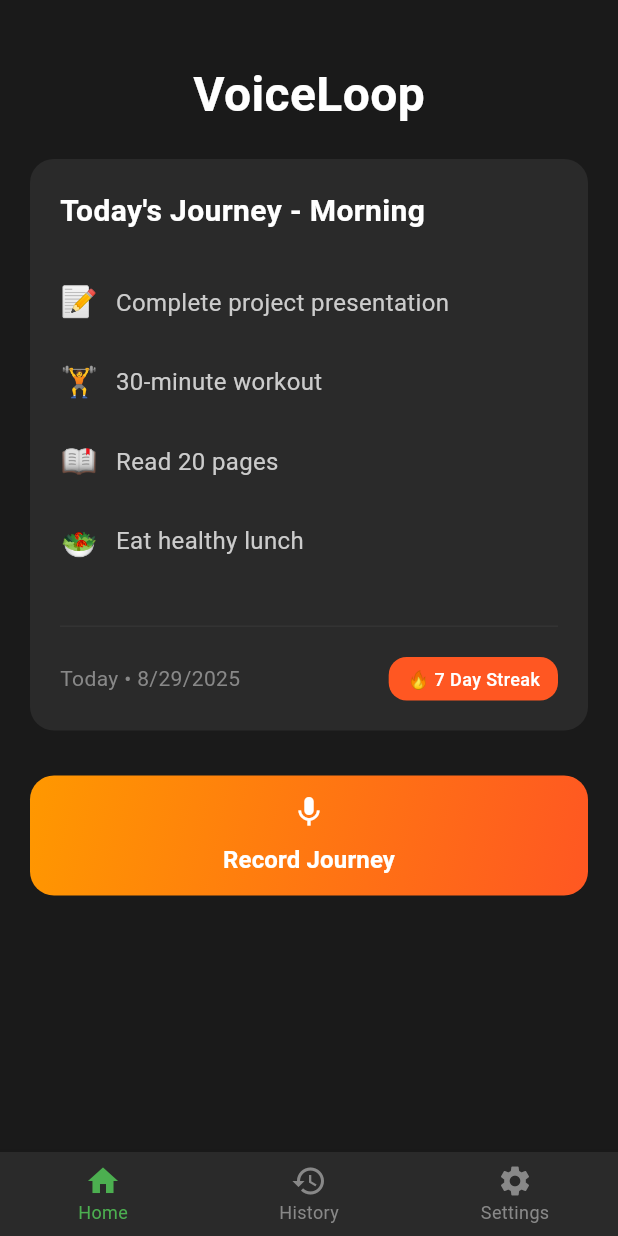
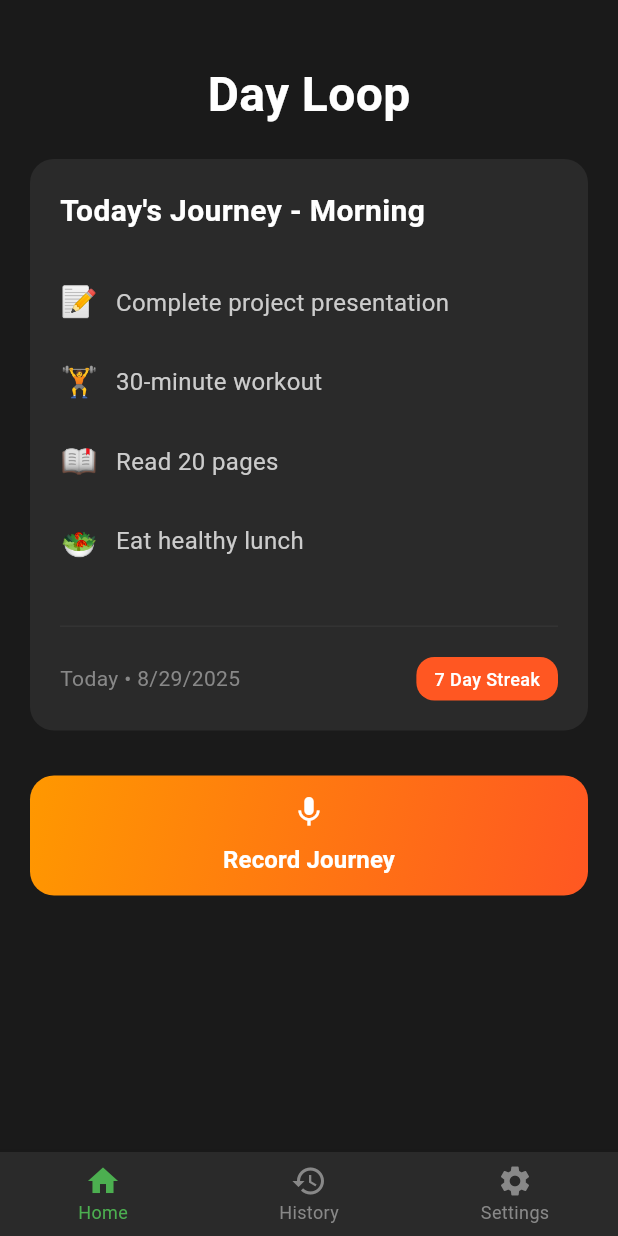
Before and after one commit to Ahmed-Elshaarawy/day-loop, a Flutter app: the screen it shows after launch, after a tap on "Sign In", on a phone screen of 412 x 824 dp. Run offline on Flutter 3.47's test engine with Material 3 defaults, Android fonts, the phone set to English and light mode, and no system bars; our stand-ins replace go_router, speech_to_text; network calls fail.

Commit message:
Enabled English and Arabic Languages Localization. Enabled speech-to-text button.

````diff
--- /dev/null
+++ b/l10n.yaml
@@ -0,0 +1,3 @@
+arb-dir: lib/l10n
+template-arb-file: app_en.arb
+output-localization-file: app_localizations.dart
--- /dev/null
+++ b/lib/l10n/app_localizations.dart
@@ -0,0 +1,248 @@
+import 'dart:async';
+
+import 'package:flutter/foundation.dart';
+import 'package:flutter/widgets.dart';
+import 'package:flutter_localizations/flutter_localizations.dart';
+import 'package:intl/intl.dart' as intl;
+
+import 'app_localizations_ar.dart';
+import 'app_localizations_en.dart';
+
+// ignore_for_file: type=lint
+
+/// Callers can lookup localized strings with an instance of AppLocalizations
+/// returned by `AppLocalizations.of(context)`.
+///
+/// Applications need to include `AppLocalizations.delegate()` in their app's
+/// `localizationDelegates` list, and the locales they support in the app's
+/// `supportedLocales` list. For example:
+///
+/// ```dart
+/// import 'l10n/app_localizations.dart';
+///
+/// return MaterialApp(
+///   localizationsDelegates: AppLocalizations.localizationsDelegates,
+///   supportedLocales: AppLocalizations.supportedLocales,
+///   home: MyApplicationHome(),
+/// );
+/// ```
+///
+/// ## Update pubspec.yaml
+///
+/// Please make sure to update your pubspec.yaml to include the following
+/// packages:
+///
+/// ```yaml
+/// dependencies:
+///   # Internationalization support.
+///   flutter_localizations:
+///     sdk: flutter
+///   intl: any # Use the pinned version from flutter_localizations
+///
+///   # Rest of dependencies
+/// ```
+///
+/// ## iOS Applications
+///
+/// iOS applications define key application metadata, including supported
+/// locales, in an Info.plist file that is built into the application bundle.
+/// To configure the locales supported by your app, you’ll need to edit this
+/// file.
+///
+/// First, open your project’s ios/Runner.xcworkspace Xcode workspace file.
+/// Then, in the Project Navigator, open the Info.plist file under the Runner
+/// project’s Runner folder.
+///
+/// Next, select the Information Property List item, select Add Item from the
+/// Editor menu, then select Localizations from the pop-up menu.
+///
+/// Select and expand the newly-created Localizations item then, for each
+/// locale your application supports, add a new item and select the locale
+/// you wish to add from the pop-up menu in the Value field. This list should
+/// be consistent with the languages listed in the AppLocalizations.supportedLocales
+/// property.
+abstract class AppLocalizations {
+  AppLocalizations(String locale)
+    : localeName = intl.Intl.canonicalizedLocale(locale.toString());
+
+  final String localeName;
+
+  static AppLocalizations? of(BuildContext context) {
+    return Localizations.of<AppLocalizations>(context, AppLocalizations);
+  }
+
+  static const LocalizationsDelegate<AppLocalizations> delegate =
+      _AppLocalizationsDelegate();
+
+  /// A list of this localizations delegate along with the default localizations
+  /// delegates.
+  ///
+  /// Returns a list of localizations delegates containing this delegate along with
+  /// GlobalMaterialLocalizations.delegate, GlobalCupertinoLocalizations.delegate,
+  /// and GlobalWidgetsLocalizations.delegate.
+  ///
+  /// Additional delegates can be added by appending to this list in
+  /// MaterialApp. This list does not have to be used at all if a custom list
+  /// of delegates is preferred or required.
+  static const List<LocalizationsDelegate<dynamic>> localizationsDelegates =
+      <LocalizationsDelegate<dynamic>>[
+        delegate,
+        GlobalMaterialLocalizations.delegate,
+        GlobalCupertinoLocalizations.delegate,
+        GlobalWidgetsLocalizations.delegate,
+      ];
+
+  /// A list of this localizations delegate's supported locales.
+  static const List<Locale> supportedLocales = <Locale>[
+    Locale('ar'),
+    Locale('en'),
+  ];
+
+  /// No description provided for @appTitle.
+  ///
+  /// In en, this message translates to:
+  /// **'Day Loop'**
+  String get appTitle;
+
+  /// No description provided for @homeTitle.
+  ///
+  /// In en, this message translates to:
+  /// **'Home'**
+  String get homeTitle;
+
+  /// No description provided for @settingsTitle.
+  ///
+  /// In en, this message translates to:
+  /// **'Settings'**
+  String get settingsTitle;
+
+  /// No description provided for @languageTitle.
+  ///
+  /// In en, this message translates to:
+  /// **'Language'**
+  String get languageTitle;
+
+  /// No description provided for @languageSubtitle.
+  ///
+  /// In en, this message translates to:
+  /// **'English / Arabic'**
+  String get languageSubtitle;
+
+  /// No description provided for @generalSectionTitle.
+  ///
+  /// In en, this message translates to:
+  /// **'General'**
+  String get generalSectionTitle;
+
+  /// No description provided for @accountSectionTitle.
+  ///
+  /// In en, this message translates to:
+  /// **'Account'**
+  String get accountSectionTitle;
+
+  /// No description provided for @logoutButton.
+  ///
+  /// In en, this message translates to:
+  /// **'Log Out'**
+  String get logoutButton;
+
+  /// No description provided for @welcomeBack.
+  ///
+  /// In en, this message translates to:
+  /// **'Welcome back'**
+  String get welcomeBack;
+
+  /// No description provided for @createAccount.
+  ///
+  /// In en, this message translates to:
+  /// **'Create Your Account'**
+  String get createAccount;
+
+  /// No description provided for @signInLink.
+  ///
+  /// In en, this message translates to:
+  /// **'Already have an account? Sign in'**
+  String get signInLink;
+
+  /// No description provided for @recordJourneyButton.
+  ///
+  /// In en, this message translates to:
+  /// **'Record Journey'**
+  String get recordJourneyButton;
+
+  /// No description provided for @stopRecordingButton.
+  ///
+  /// In en, this message translates to:
+  /// **'Stop Recording'**
+  String get stopRecordingButton;
+
+  /// No description provided for @todayJourney.
+  ///
+  /// In en, this message translates to:
+  /// **'Today\'s Journey'**
+  String get todayJourney;
+
+  /// No description provided for @todayDate.
+  ///
+  /// In en, this message translates to:
+  /// **'Today • 8/29/2025'**
+  String get todayDate;
+
+  /// No description provided for @dayStreak.
+  ///
+  /// In en, this message translates to:
+  /// **'7 Day Streak'**
+  String get dayStreak;
+
+  /// No description provided for @morning.
+  ///
+  /// In en, this message translates to:
+  /// **'Morning'**
+  String get morning;
+
+  /// No description provided for @evening.
+  ///
+  /// In en, this message translates to:
+  /// **'Evening'**
+  String get evening;
+
+  /// No description provided for @historyTitle.
+  ///
+  /// In en, this message translates to:
+  /// **'History'**
+  String get historyTitle;
+}
+
+class _AppLocalizationsDelegate
+    extends LocalizationsDelegate<AppLocalizations> {
+  const _AppLocalizationsDelegate();
+
+  @override
+  Future<AppLocalizations> load(Locale locale) {
+    return SynchronousFuture<AppLocalizations>(lookupAppLocalizations(locale));
+  }
+
+  @override
+  bool isSupported(Locale locale) =>
+      <String>['ar', 'en'].contains(locale.languageCode);
+
+  @override
+  bool shouldReload(_AppLocalizationsDelegate old) => false;
+}
+
+AppLocalizations lookupAppLocalizations(Locale locale) {
+  // Lookup logic when only language code is specified.
+  switch (locale.languageCode) {
+    case 'ar':
+      return AppLocalizationsAr();
+    case 'en':
+      return AppLocalizationsEn();
+  }
+
+  throw FlutterError(
+    'AppLocalizations.delegate failed to load unsupported locale "$locale". This is likely '
+    'an issue with the localizations generation tool. Please file an issue '
+    'on GitHub with a reproducible sample app and the gen-l10n configuration '
+    'that was used.',
+  );
+}
--- /dev/null
+++ b/lib/language_service.dart
@@ -0,0 +1,14 @@
+import 'package:flutter/material.dart';
+
+class LanguageService with ChangeNotifier {
+  String _currentLanguage = 'English';
+
+  String get currentLanguage => _currentLanguage;
+
+  void setLanguage(String newLanguage) {
+    if (_currentLanguage != newLanguage) {
+      _currentLanguage = newLanguage;
+      notifyListeners();
+    }
+  }
+}
--- a/lib/main.dart
+++ b/lib/main.dart
@@ -1,13 +1,28 @@
 import 'package:flutter/material.dart';
+import 'package:provider/provider.dart';
 import 'app_router.dart';
+import 'l10n/app_localizations.dart';
+import 'language_service.dart';
 
-void main() => runApp(const DayLoopApp());
+void main() => runApp(
+  ChangeNotifierProvider(
+    create: (context) => LanguageService(),
+    child: const DayLoopApp(),
+  ),
+);
 
 class DayLoopApp extends StatelessWidget {
   const DayLoopApp({super.key});
 
   @override
   Widget build(BuildContext context) {
+    // Get the current language from the service
+    final languageService = Provider.of<LanguageService>(context);
+
+    // Map the language string to a Locale
+    final String currentLanguage = languageService.currentLanguage;
+    final Locale? selectedLocale = _getLocaleForLanguage(currentLanguage);
+
     return MaterialApp.router(
       routerConfig: router,
       title: 'Day Loop',
@@ -16,6 +31,20 @@ class DayLoopApp extends StatelessWidget {
         useMaterial3: true,
       ),
       debugShowCheckedModeBanner: false,
+      locale: selectedLocale,
+      localizationsDelegates: AppLocalizations.localizationsDelegates,
+      supportedLocales: AppLocalizations.supportedLocales,
     );
   }
+
+  Locale? _getLocaleForLanguage(String language) {
+    switch (language.toLowerCase()) {
+      case 'arabic':
+        return const Locale('ar');
+      case 'english':
+        return const Locale('en');
+      default:
+        return const Locale('en');
+    }
+  }
 }
--- a/lib/main_shell.dart
+++ b/lib/main_shell.dart
@@ -1,5 +1,7 @@
 import 'package:flutter/material.dart';
 import 'package:go_router/go_router.dart';
+
+import 'l10n/app_localizations.dart';
 
 class MainShell extends StatelessWidget {
   const MainShell({
@@ -13,11 +15,12 @@ class MainShell extends StatelessWidget {
 
   @override
   Widget build(BuildContext context) {
+    // Get the AppLocalizations instance
+    final l10n = AppLocalizations.of(context)!;
+
     return Scaffold(
       backgroundColor: const Color(0xFF1A1A1A),
-      body: SafeArea(
-        child: child,
-      ),
+      body: SafeArea(child: child),
       bottomNavigationBar: BottomNavigationBar(
         backgroundColor: const Color(0xFF2A2A2A),
         selectedItemColor: const Color(0xFF4CAF50),
@@ -26,18 +29,18 @@ class MainShell extends StatelessWidget {
         unselectedFontSize: 12,
         currentIndex: navigationShell.currentIndex,
         onTap: (index) => _onTap(context, index),
-        items: const [
+        items: [
           BottomNavigationBarItem(
-            icon: Icon(Icons.home),
-            label: 'Home',
+            icon: const Icon(Icons.home),
+            label: l10n.homeTitle, // Use the localized string
           ),
           BottomNavigationBarItem(
-            icon: Icon(Icons.history),
-            label: 'History',
+            icon: const Icon(Icons.history),
+            label: l10n.historyTitle, // Use the localized string
           ),
           BottomNavigationBarItem(
-            icon: Icon(Icons.settings),
-            label: 'Settings',
+            icon: const Icon(Icons.settings),
+            label: l10n.settingsTitle, // Use the localized string
           ),
         ],
       ),
--- a/lib/pages/history_screen.dart
+++ b/lib/pages/history_screen.dart
@@ -1,16 +1,19 @@
 import 'package:flutter/material.dart';
+
+import '../l10n/app_localizations.dart';
 
 class HistoryScreen extends StatelessWidget {
   const HistoryScreen({super.key});
 
   @override
   Widget build(BuildContext context) {
+    final l10n = AppLocalizations.of(context)!;
     return Scaffold(
       backgroundColor: const Color(0xFF1A1A1A), // Dark background
       appBar: AppBar(
-        title: const Text(
-          'History',
-          style: TextStyle(
+        title: Text(
+          l10n.historyTitle,
+          style: const TextStyle(
             color: Colors.white,
             fontSize: 24,
             fontWeight: FontWeight.bold,
@@ -79,10 +82,7 @@ class HistoryScreen extends StatelessWidget {
           const SizedBox(height: 8),
           Text(
             summary,
-            style: const TextStyle(
-              color: Color(0xFFCCCCCC),
-              fontSize: 14,
-            ),
+            style: const TextStyle(color: Color(0xFFCCCCCC), fontSize: 14),
           ),
         ],
       ),
--- a/lib/pages/home_screen.dart
+++ b/lib/pages/home_screen.dart
@@ -1,13 +1,71 @@
 import 'package:flutter/material.dart';
-import 'package:go_router/go_router.dart';
+import 'package:speech_to_text/speech_to_text.dart';
+import 'package:provider/provider.dart';
+import 'package:day_loop/language_service.dart';
 
-class HomeScreen extends StatelessWidget {
+import '../l10n/app_localizations.dart';
+
+class HomeScreen extends StatefulWidget {
   const HomeScreen({super.key});
 
   @override
+  State<HomeScreen> createState() => _HomeScreenState();
+}
+
+class _HomeScreenState extends State<HomeScreen> {
+  final SpeechToText _speechToText = SpeechToText();
+  String _lastWords = '';
+
+  @override
+  void initState() {
+    super.initState();
+    _initSpeech();
+  }
+
+  void _initSpeech() async {
+    setState(() {});
+  }
+
+  void _startListening() async {
+    final languageService = Provider.of<LanguageService>(context, listen: false);
+    final String currentAppLanguage = languageService.currentLanguage;
+    final String localeId = _getLocaleIdForLanguage(currentAppLanguage);
+
+    await _speechToText.listen(
+      onResult: _onSpeechResult,
+      localeId: localeId,
+    );
+    setState(() {});
+  }
+
+  void _stopListening() async {
+    await _speechToText.stop();
+    setState(() {});
+  }
+
+  void _onSpeechResult(result) {
+    setState(() {
+      _lastWords = result.recognizedWords;
+    });
+    print("Recognized Text: $_lastWords");
+  }
+
+  String _getLocaleIdForLanguage(String language) {
+    switch (language.toLowerCase()) {
+      case 'arabic':
+        return 'ar-SA';
+      case 'english':
+        return 'en-US';
+      default:
+        return 'en-US';
+    }
+  }
+
+  @override
   Widget build(BuildContext context) {
+    final l10n = AppLocalizations.of(context)!;
     final int currentHour = DateTime.now().hour;
-    final String timeOfDayText = (currentHour < 12) ? 'Morning' : 'Evening';
+    final String timeOfDayText = (currentHour < 12) ? l10n.morning : l10n.evening;
 
     return Scaffold(
       backgroundColor: const Color(0xFF1A1A1A),
@@ -15,16 +73,15 @@ class HomeScreen extends StatelessWidget {
         child: Column(
           children: [
             const SizedBox(height: 40),
-            const Text(
-              'VoiceLoop',
-              style: TextStyle(
+            Text(
+              l10n.appTitle,
+              style: const TextStyle(
                 color: Colors.white,
                 fontSize: 32,
                 fontWeight: FontWeight.w600,
               ),
             ),
             const SizedBox(height: 20),
-
             Expanded(
               child: Padding(
                 padding: const EdgeInsets.symmetric(horizontal: 20.0),
@@ -41,7 +98,7 @@ class HomeScreen extends StatelessWidget {
                         crossAxisAlignment: CrossAxisAlignment.start,
                         children: [
                           Text(
-                            'Today\'s Journey - $timeOfDayText',
+                            '${l10n.todayJourney} - $timeOfDayText',
                             style: const TextStyle(
                               color: Colors.white,
                               fontSize: 20,
@@ -64,9 +121,9 @@ class HomeScreen extends StatelessWidget {
                             child: Row(
                               mainAxisAlignment: MainAxisAlignment.spaceBetween,
                               children: [
-                                const Text(
-                                  'Today • 8/29/2025',
-                                  style: TextStyle(
+                                Text(
+                                  l10n.todayDate,
+                                  style: const TextStyle(
                                     color: Color(0xFF888888),
                                     fontSize: 14,
                                   ),
@@ -77,9 +134,9 @@ class HomeScreen extends StatelessWidget {
                                     color: const Color(0xFFFF5722),
                                     borderRadius: BorderRadius.circular(12),
                                   ),
-                                  child: const Text(
-                                    '🔥 7 Day Streak',
-                                    style: TextStyle(
+                                  child: Text(
+                                    l10n.dayStreak,
+                                    style: const TextStyle(
                                       color: Colors.white,
                                       fontSize: 12,
                                       fontWeight: FontWeight.w500,
@@ -107,13 +164,7 @@ class HomeScreen extends StatelessWidget {
                               borderRadius: BorderRadius.circular(16),
                             ),
                             child: ElevatedButton(
-                              onPressed: () {
-                                if (timeOfDayText == 'Morning') {
-                                  context.go('/home/morning');
-                                } else {
-                                  context.go('/home/evening');
-                                }
-                              },
+                              onPressed: _speechToText.isNotListening ? _startListening : _stopListening,
                               style: ElevatedButton.styleFrom(
                                 backgroundColor: Colors.transparent,
                                 shadowColor: Colors.transparent,
@@ -121,18 +172,18 @@ class HomeScreen extends StatelessWidget {
                                   borderRadius: BorderRadius.circular(16),
                                 ),
                               ),
-                              child: const Column(
+                              child: Column(
                                 mainAxisAlignment: MainAxisAlignment.center,
                                 children: [
                                   Icon(
-                                    Icons.mic,
+                                    _speechToText.isListening ? Icons.mic_off : Icons.mic,
                                     color: Colors.white,
                                     size: 24,
                                   ),
-                                  SizedBox(height: 8),
+                                  const SizedBox(height: 8),
                                   Text(
-                                    'Record Journey',
-                                    style: TextStyle(
+                                    _speechToText.isListening ? l10n.stopRecordingButton : l10n.recordJourneyButton,
+                                    style: const TextStyle(
                                       color: Colors.white,
                                       fontSize: 16,
                                       fontWeight: FontWeight.w600,
@@ -146,6 +197,12 @@ class HomeScreen extends StatelessWidget {
                       ],
                     ),
                     const SizedBox(height: 40),
+                    Text(
+                      _lastWords,
+                      style: const TextStyle(
+                        color: Colors.white,
+                      ),
+                    ),
                   ],
                 ),
               ),
--- a/lib/pages/login_page.dart
+++ b/lib/pages/login_page.dart
@@ -15,7 +15,7 @@ class LoginPage extends StatelessWidget {
             mainAxisSize: MainAxisSize.min,
             children: [
               const Text(
-                'VoiceLoop',
+                'DayLoop',
                 style: TextStyle(
                   color: Colors.white,
                   fontSize: 32,
--- a/lib/pages/settings_screen.dart
+++ b/lib/pages/settings_screen.dart
@@ -1,60 +1,106 @@
 import 'package:flutter/material.dart';
+import 'package:provider/provider.dart';
+import 'package:day_loop/language_service.dart';
 
-class SettingsScreen extends StatelessWidget {
+import '../l10n/app_localizations.dart';
+
+class SettingsScreen extends StatefulWidget {
   const SettingsScreen({super.key});
 
   @override
+  State<SettingsScreen> createState() => _SettingsScreenState();
+}
+
+class _SettingsScreenState extends State<SettingsScreen> {
+  @override
   Widget build(BuildContext context) {
+    final l10n = AppLocalizations.of(context)!;
     return Scaffold(
-      backgroundColor: const Color(0xFF1A1A1A), // Dark background
+      backgroundColor: const Color(0xFF1A1A1A),
       appBar: AppBar(
-        title: const Text(
-          'Settings',
-          style: TextStyle(
+        title: Text(
+          l10n.settingsTitle,
+          style: const TextStyle(
             color: Colors.white,
             fontSize: 24,
             fontWeight: FontWeight.bold,
           ),
         ),
-        backgroundColor: Colors.transparent, // Transparent AppBar
-        elevation: 0, // No shadow
+        backgroundColor: Colors.transparent,
+        elevation: 0,
         centerTitle: true,
       ),
       body: SingleChildScrollView(
         padding: const EdgeInsets.all(16.0),
         child: Column(
           children: [
-            // General Settings Section
             _buildSettingsSection(
               context,
-              title: 'General',
+              title: l10n.generalSectionTitle,
               items: [
-                _buildSettingsItem(
-                  icon: Icons.language,
-                  title: 'Language',
-                  subtitle: 'Arabic / English',
-                ),
+                _buildLanguageSettingsItem(context),
               ],
             ),
             const SizedBox(height: 20),
-            // Account Section
             _buildSettingsSection(
               context,
-              title: 'Account',
+              title: l10n.accountSectionTitle,
               items: [
                 _buildSettingsItem(
                   icon: Icons.logout,
-                  title: 'Log Out',
+                  title: l10n.logoutButton,
                   isDestructive: true,
-                  onTap: () {
-                    // TODO: Implement logout logic
-                  },
+                  onTap: () {},
                 ),
               ],
             ),
           ],
         ),
       ),
+    );
+  }
+
+  Widget _buildLanguageSettingsItem(BuildContext context) {
+    final l10n = AppLocalizations.of(context)!;
+    final languageService = Provider.of<LanguageService>(context);
+    return _buildSettingsItem(
+      icon: Icons.language,
+      title: l10n.languageTitle,
+      subtitle: l10n.languageSubtitle,
+      onTap: () {
+        _showLanguageDialog(context, languageService);
+      },
+    );
+  }
+
+  void _showLanguageDialog(BuildContext context, LanguageService languageService) {
+    showDialog(
+      context: context,
+      builder: (BuildContext context) {
+        return AlertDialog(
+          backgroundColor: const Color(0xFF2A2A2A),
+          title: const Text('Select Language', style: TextStyle(color: Colors.white)),
+          content: Column(
+            mainAxisSize: MainAxisSize.min,
+            children: <Widget>[
+              ListTile(
+                title: const Text('English', style: TextStyle(color: Colors.white)),
+                onTap: () {
+                  languageService.setLanguage('English');
+                  Navigator.of(context).pop();
+                },
+              ),
+              ListTile(
+                title: const Text('Arabic', style: TextStyle(color: Colors.white)),
+                onTap: () {
+                  languageService.setLanguage('Arabic');
+                  Navigator.of(context).pop();
+                },
+              ),
+            ],
+          ),
+        );
+      },
     );
   }
 
--- a/lib/pages/signup_page.dart
+++ b/lib/pages/signup_page.dart
@@ -16,7 +16,7 @@ class SignUpPage extends StatelessWidget {
             children: [
               // VoiceLoop Title
               const Text(
-                'VoiceLoop',
+                'DayLoop',
                 style: TextStyle(
                   color: Colors.white,
                   fontSize: 32,
--- a/pubspec.yaml
+++ b/pubspec.yaml
@@ -15,6 +15,10 @@ dependencies:
   cupertino_icons: ^1.0.8
   path_provider: ^2.1.4 # Added for file path management
   permission_handler: ^11.3.1 # Added for microphone permissions
+  provider: ^6.1.5+1
+  flutter_localization: ^0.3.3
+  intl: ^0.20.2
+  speech_to_text: ^7.3.0
 
 dev_dependencies:
   flutter_test:
@@ -23,3 +27,4 @@ dev_dependencies:
 
 flutter:
   uses-material-design: true
+  generate: true
````
Also changed, not shown: lib/l10n/app_ar.arb (added, +22 -0 lines), lib/l10n/app_en.arb (added, +22 -0 lines), lib/l10n/app_localizations_ar.dart (added, +67 -0 lines), lib/l10n/app_localizations_en.dart (added, +67 -0 lines), pubspec.lock, 7 other files.
